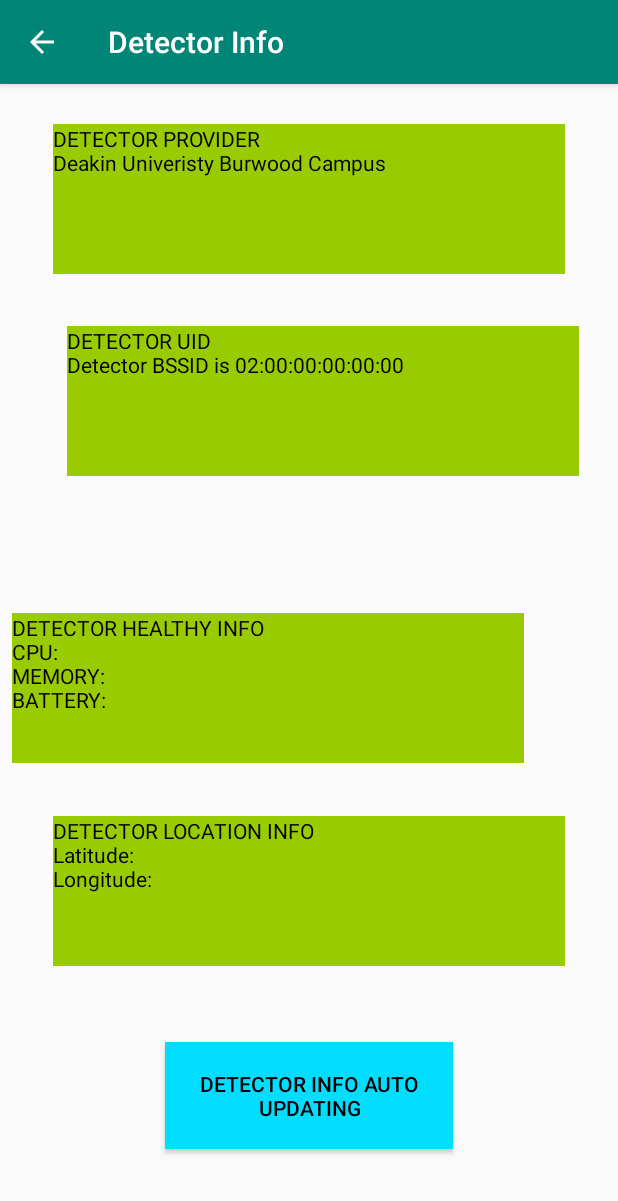
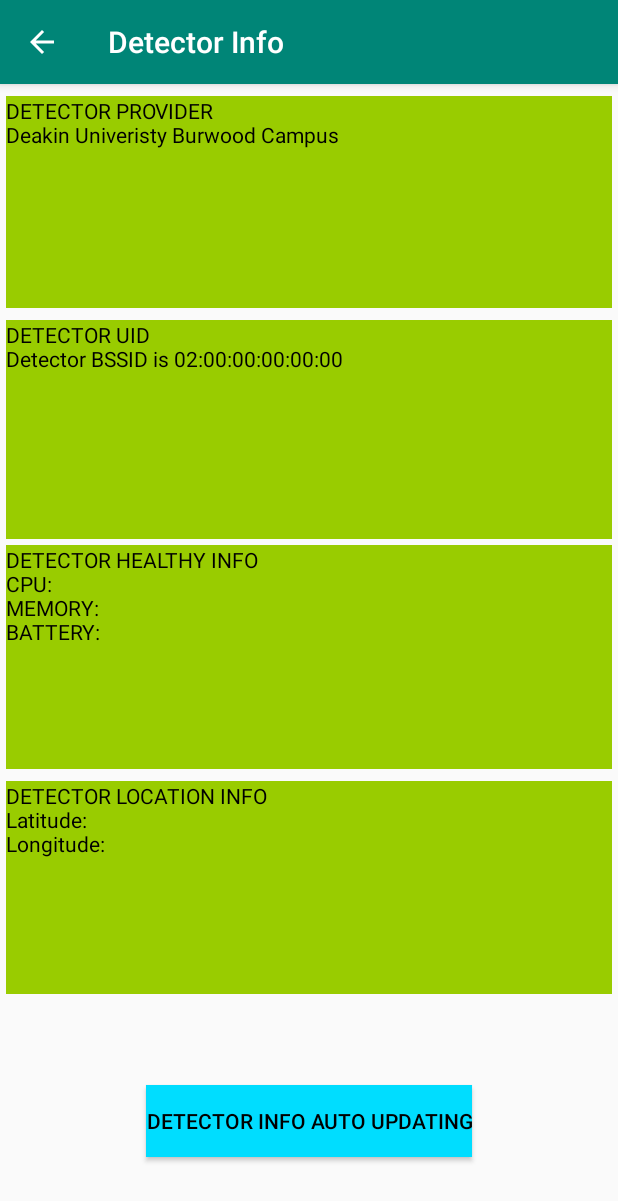
Before and after one commit to dog-dev-mel/Research-Associate-Deakin, an Android app: the DetectorPage screen opened directly, with no data from a screen before it, on a phone screen of 412 x 824 dp. Shown: the top 1201 px of the screen. Run offline under Robolectric (Android 15) with nearby library versions, the phone set to English and light mode, and no system bars.

Commit message:
Modify the ALL UI. The previous UI is not aligned.

```diff
--- a/app/src/main/res/layout/activity_detector_page.xml
+++ b/app/src/main/res/layout/activity_detector_page.xml
@@ -51,12 +51,12 @@
 
     <TextView
         android:id="@+id/detectorProvidertxt"
-        android:layout_width="341dp"
-        android:layout_height="100dp"
-        android:layout_marginStart="8dp"
+        android:layout_width="0dp"
+        android:layout_height="0dp"
+        android:layout_marginStart="4dp"
         android:layout_marginTop="8dp"
-        android:layout_marginEnd="8dp"
-        android:layout_marginBottom="8dp"
+        android:layout_marginEnd="4dp"
+        android:layout_marginBottom="4dp"
         android:background="@android:color/holo_green_light"
         android:text="@string/textview1"
         android:textColor="@android:color/background_dark"
@@ -67,11 +67,12 @@
 
     <TextView
         android:id="@+id/detectorNametxt"
-        android:layout_width="341dp"
-        android:layout_height="100dp"
-        android:layout_marginStart="8dp"
-        android:layout_marginTop="8dp"
-        android:layout_marginEnd="8dp"
+        android:layout_width="0dp"
+        android:layout_height="0dp"
+        android:layout_marginStart="4dp"
+        android:layout_marginTop="4dp"
+        android:layout_marginEnd="4dp"
+        android:layout_marginBottom="4dp"
         android:background="@android:color/holo_green_light"
         android:text="@string/textview2"
         android:textColor="@android:color/background_dark"
@@ -80,16 +81,16 @@
         app:layout_constraintHorizontal_bias="0.666"
         app:layout_constraintStart_toStartOf="parent"
         app:layout_constraintTop_toTopOf="@+id/guideline6"
-        app:layout_constraintVertical_bias="0.0" />
+        app:layout_constraintVertical_bias="0.19" />
 
     <TextView
         android:id="@+id/detectorHealthyInfotxt"
-        android:layout_width="341dp"
-        android:layout_height="100dp"
-        android:layout_marginStart="8dp"
-        android:layout_marginTop="8dp"
-        android:layout_marginEnd="8dp"
-        android:layout_marginBottom="8dp"
+        android:layout_width="0dp"
+        android:layout_height="0dp"
+        android:layout_marginStart="4dp"
+        android:layout_marginTop="4dp"
+        android:layout_marginEnd="4dp"
+        android:layout_marginBottom="4dp"
         android:background="@android:color/holo_green_light"
         android:text="@string/textview3"
         android:textColor="@android:color/background_dark"
@@ -102,11 +103,11 @@
 
     <TextView
         android:id="@+id/detectorLocationInfotxt"
-        android:layout_width="341dp"
-        android:layout_height="100dp"
-        android:layout_marginStart="8dp"
-        android:layout_marginTop="8dp"
-        android:layout_marginEnd="8dp"
+        android:layout_width="0dp"
+        android:layout_height="0dp"
+        android:layout_marginStart="4dp"
+        android:layout_marginTop="4dp"
+        android:layout_marginEnd="4dp"
         android:layout_marginBottom="8dp"
         android:background="@android:color/holo_green_light"
         android:text="@string/textview4"
@@ -118,14 +119,16 @@
 
     <Button
         android:id="@+id/detectorinfo_updating_btn"
-        android:layout_width="192dp"
-        android:layout_height="71dp"
+        android:layout_width="wrap_content"
+        android:layout_height="wrap_content"
         android:layout_marginStart="8dp"
-        android:layout_marginTop="24dp"
+        android:layout_marginTop="8dp"
         android:layout_marginEnd="8dp"
+        android:layout_marginBottom="8dp"
         android:background="@android:color/holo_blue_bright"
         android:text="@string/btnDetector"
         android:textColor="@android:color/background_dark"
+        app:layout_constraintBottom_toTopOf="@+id/guideline10"
         app:layout_constraintEnd_toEndOf="parent"
         app:layout_constraintStart_toStartOf="parent"
         app:layout_constraintTop_toTopOf="@+id/guideline9" />
--- a/app/src/main/res/values/strings.xml
+++ b/app/src/main/res/values/strings.xml
@@ -4,7 +4,7 @@
     <string name="detector">Detector</string>
     <string name="transaction_history">Transaction History</string>
     <string name="drone_scanning">Drone Scanning</string>
-    <string name="deakin_drone_detector">Deakin Drone Detector</string>
+    <string name="deakin_drone_detector">Deakin Drone Detector Platform</string>
     <string name="todo">TODO</string>
     <string name="platform">Platform</string>
     <string name="scanning_drone">Drone Scan</string>
```
Also changed, not shown: app/src/main/java/com/example/ddetector/dronedetector/DroneScanningPage.java (+71 -122 lines), app/src/main/res/layout/activity_dronescanningpage.xml (+18 -13 lines), app/src/main/res/layout/content_start_page.xml (+27 -35 lines).
